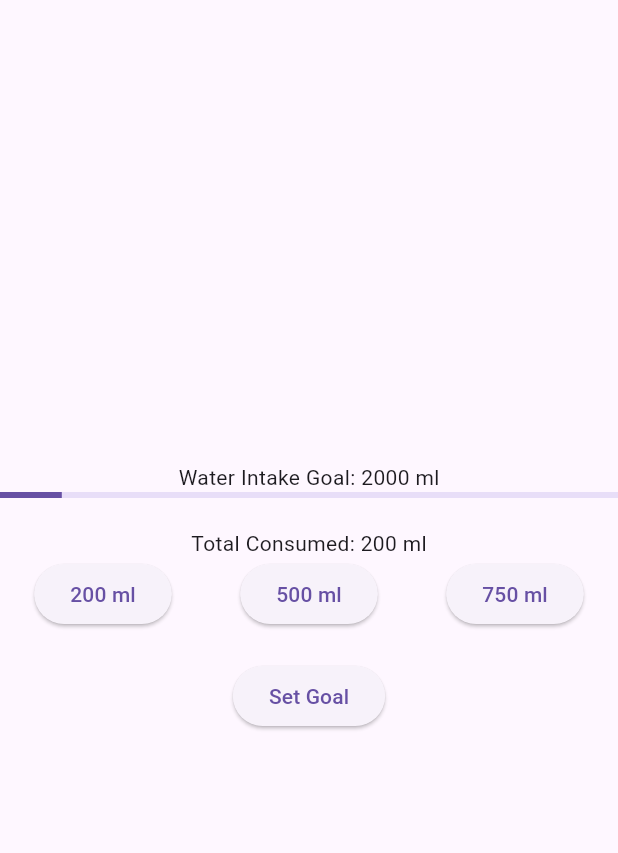
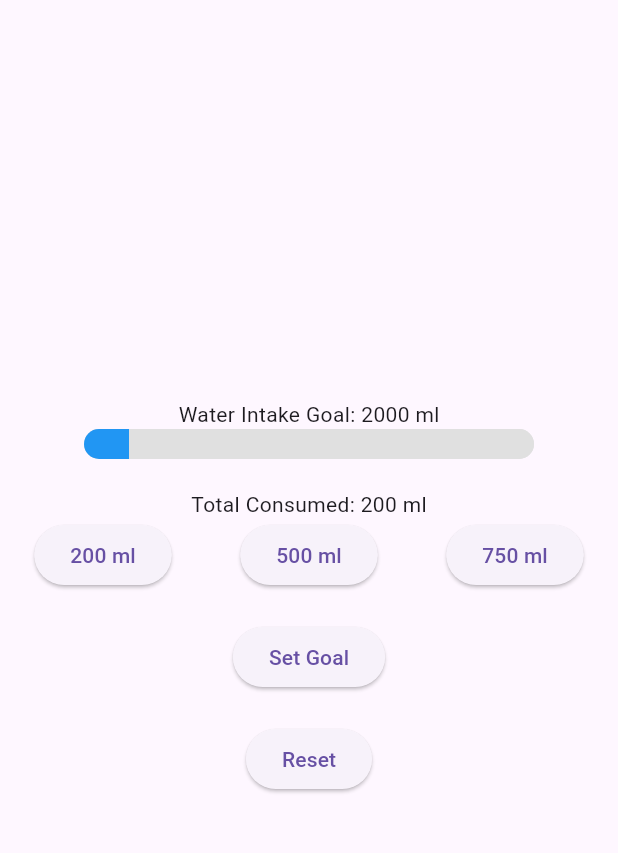
Before and after one commit to the-user-created/hydrationbuddy, a Flutter app: the screen it shows after launch, after a tap on "200 ml", on a phone screen of 412 x 824 dp, the part 63-916 px from its top. Run offline on Flutter 3.47's test engine with Material 3 defaults, Android fonts, the phone set to English and light mode, and no system bars; our stand-ins replace shared_preferences.

Commit message:
Add reset functionality

```diff
--- a/lib/main.dart
+++ b/lib/main.dart
@@ -3,10 +3,12 @@ import 'package:provider/provider.dart';
 import 'package:hydrationbuddy/providers/hydration_provider.dart';
 
 void main() {
-  runApp(MyApp());
+  runApp(const MyApp());
 }
 
 class MyApp extends StatelessWidget {
+  const MyApp({super.key});
+
   @override
   Widget build(BuildContext context) {
     return ChangeNotifierProvider(
@@ -16,50 +18,89 @@ class MyApp extends StatelessWidget {
         theme: ThemeData(
           primarySwatch: Colors.blue,
         ),
-        home: HomePage(),
+        home: const HomePage(),
       ),
     );
   }
 }
 
-class HomePage extends StatelessWidget {
+class HomePage extends StatefulWidget {
+  const HomePage({super.key});
+
+  @override
+  HomePageState createState() => HomePageState();
+}
+
+class HomePageState extends State<HomePage> {
+  late TextEditingController goalController;
+
+  @override
+  void initState() {
+    super.initState();
+    goalController = TextEditingController();
+  }
+
+  @override
+  void dispose() {
+    goalController.dispose();
+    super.dispose();
+  }
+
   @override
   Widget build(BuildContext context) {
     final hydrationProvider = Provider.of<HydrationProvider>(context);
     return Scaffold(
       appBar: AppBar(
-        title: Text('Hydration Buddy'),
+        title: const Text('Hydration Buddy'),
       ),
       body: Column(
         mainAxisAlignment: MainAxisAlignment.center,
         children: [
           Text('Water Intake Goal: ${hydrationProvider.dailyGoal} ml'),
-          LinearProgressIndicator(
-            value: hydrationProvider.progress,
+          Container(
+            height: 20,
+            width: 300,
+            decoration: BoxDecoration(
+              color: Colors.grey[300],
+              borderRadius: BorderRadius.circular(10),
+            ),
+            child: ClipRRect(
+              borderRadius: BorderRadius.circular(10),
+              child: LinearProgressIndicator(
+                value: hydrationProvider.progress,
+                backgroundColor: Colors.grey[300],
+                valueColor: AlwaysStoppedAnimation<Color>(Colors.blue),
+              ),
+            ),
           ),
-          SizedBox(height: 20),
+          const SizedBox(height: 20),
           Text('Total Consumed: ${hydrationProvider.totalConsumed} ml'),
           Row(
             mainAxisAlignment: MainAxisAlignment.spaceAround,
             children: [
               ElevatedButton(
                 onPressed: () => hydrationProvider.addWater(200),
-                child: Text('200 ml'),
+                child: const Text('200 ml'),
               ),
               ElevatedButton(
                 onPressed: () => hydrationProvider.addWater(500),
-                child: Text('500 ml'),
+                child: const Text('500 ml'),
               ),
               ElevatedButton(
                 onPressed: () => hydrationProvider.addWater(750),
-                child: Text('750 ml'),
+                child: const Text('750 ml'),
               ),
             ],
           ),
-          SizedBox(height: 20),
+          const SizedBox(height: 20),
           ElevatedButton(
             onPressed: () => _setGoal(context, hydrationProvider),
-            child: Text('Set Goal'),
+            child: const Text('Set Goal'),
+          ),
+          const SizedBox(height: 20),
+          ElevatedButton(
+            onPressed: () => _resetWaterConsumption(hydrationProvider),
+            child: const Text('Reset'),
           ),
         ],
       ),
@@ -70,17 +111,16 @@ class HomePage extends StatelessWidget {
     showDialog(
       context: context,
       builder: (BuildContext context) {
-        TextEditingController goalController = TextEditingController();
         return AlertDialog(
-          title: Text('Set Daily Goal'),
+          title: const Text('Set Daily Goal'),
           content: TextField(
             controller: goalController,
             keyboardType: TextInputType.number,
-            decoration: InputDecoration(labelText: 'Enter goal in ml'),
+            decoration: const InputDecoration(labelText: 'Enter goal in ml'),
           ),
           actions: [
             TextButton(
-              child: Text('Set'),
+              child: const Text('Set'),
               onPressed: () {
                 int goal = int.parse(goalController.text);
                 hydrationProvider.setGoal(goal);
@@ -92,4 +132,8 @@ class HomePage extends StatelessWidget {
       },
     );
   }
+
+  void _resetWaterConsumption(HydrationProvider hydrationProvider) {
+    hydrationProvider.resetWaterConsumption();
+  }
 }
--- a/lib/providers/hydration_provider.dart
+++ b/lib/providers/hydration_provider.dart
@@ -4,6 +4,7 @@ import 'package:shared_preferences/shared_preferences.dart';
 class HydrationProvider with ChangeNotifier {
   int _dailyGoal = 2000;
   int _totalConsumed = 0;
+  DateTime _lastResetDate = DateTime.now();
 
   int get dailyGoal => _dailyGoal;
   int get totalConsumed => _totalConsumed;
@@ -12,6 +13,7 @@ class HydrationProvider with ChangeNotifier {
 
   HydrationProvider() {
     _loadPreferences();
+    _checkForReset();
   }
 
   void _loadPreferences() async {
@@ -38,4 +40,24 @@ class HydrationProvider with ChangeNotifier {
     _savePreferences();
     notifyListeners();
   }
+
+  void resetWaterConsumption() {
+    _totalConsumed = 0;
+    _savePreferences();
+    notifyListeners();
+  }
+
+  void _checkForReset() {
+    DateTime now = DateTime.now();
+    if (_lastResetDate.day != now.day || _lastResetDate.month != now.month || _lastResetDate.year != now.year) {
+      _resetDailyConsumption();
+    }
+  }
+
+  void _resetDailyConsumption() {
+    _totalConsumed = 0;
+    _lastResetDate = DateTime.now();
+    _savePreferences();
+    notifyListeners();
+  }
 }
```
